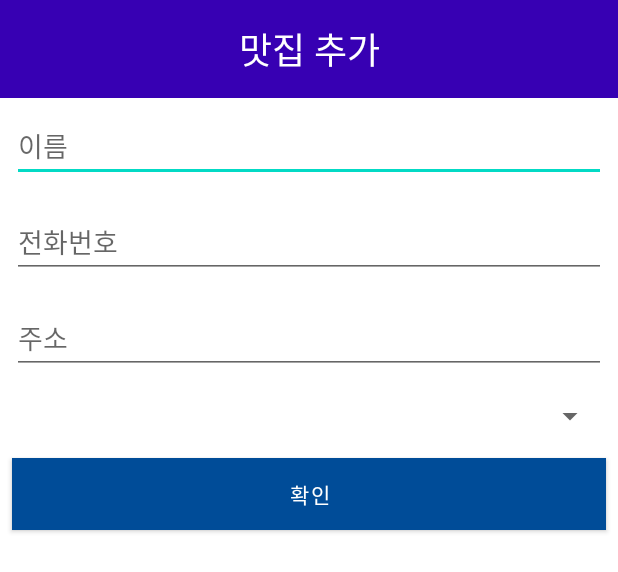
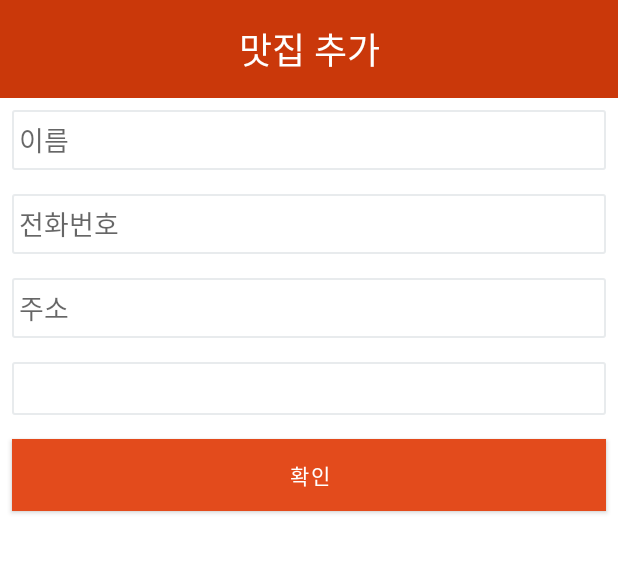
Before and after one commit to fosemfhtm/BobJoe, an Android app: the layout activity_add_phone.xml on its own in the app's theme, with its tools: preview values and no code run, on a phone screen of 412 x 824 dp. Shown: the top 572 px of the screen. Run offline under Robolectric (Android 15) with nearby library versions, the phone set to English and light mode, and no system bars.

Commit message:
theme, animation

```diff
--- a/app/src/main/java/food/map/main/MainActivity.kt
+++ b/app/src/main/java/food/map/main/MainActivity.kt
@@ -12,6 +12,7 @@ import food.map.R
 import food.map.databinding.ActivityMainBinding
 import food.map.mapview.MapViewFragment
 import food.map.phone.PhoneBookFragment
+import food.map.utils.slideLeft
 
 class MainActivity : AppCompatActivity(), MapViewFragment.InfoClickListener {
     private lateinit var binding: ActivityMainBinding
@@ -78,6 +79,7 @@ class MainActivity : AppCompatActivity(), MapViewFragment.InfoClickListener {
     override fun onBackPressed() {
         binding.viewpager.isUserInputEnabled = true
         super.onBackPressed()
+        slideLeft()
     }
     override fun onInfoWindowClicked(name: String) {
         (mainPageAdapter.fragments[0] as PhoneBookFragment).binding.rvPhonebook
--- a/app/src/main/java/food/map/phone/InfoActivity.kt
+++ b/app/src/main/java/food/map/phone/InfoActivity.kt
@@ -140,8 +140,10 @@ class SearchAdapter(val context: Context, var itemList: ArrayList<SearchRst.Item
     }
 
     override fun onBindViewHolder(holder: ViewHolder, position: Int) {
-        holder.title.text = itemList[position].title.replace("(?s)<[^>]*>(\\s*<[^>]*>)*".toRegex(), " ")
-        holder.desc.text = itemList[position].description.replace("(?s)<[^>]*>(\\s*<[^>]*>)*".toRegex(), " ")
+        holder.title.text = itemList[position].title.replace("(?s)<[^>]*>(\\s*<[^>]*>)*".toRegex(), "")
+            .replace("&lt;", "").replace("&gt;", "")
+        holder.desc.text = itemList[position].description.replace("(?s)<[^>]*>(\\s*<[^>]*>)*".toRegex(), "")
+            .replace("&lt;", "").replace("&gt;", "")
 
         val date = itemList[position].postdate
         holder.date.text = "${date.slice(IntRange(0,3))}-${date.slice(IntRange(4,5))}-${date.slice(
--- a/app/src/main/java/food/map/phone/PhoneBookFragment.kt
+++ b/app/src/main/java/food/map/phone/PhoneBookFragment.kt
@@ -1,11 +1,9 @@
 package food.map.phone
 
 import android.app.Activity
-import android.content.Context
 import android.content.Intent
 import android.graphics.drawable.ShapeDrawable
 import android.graphics.drawable.shapes.OvalShape
-import android.icu.text.IDNA
 import android.os.Bundle
 import android.util.Log
 import android.view.LayoutInflater
@@ -18,19 +16,17 @@ import androidx.recyclerview.widget.DividerItemDecoration
 import androidx.recyclerview.widget.LinearLayoutManager
 import androidx.recyclerview.widget.RecyclerView
 import com.google.gson.Gson
-import com.gun0912.tedpermission.provider.TedPermissionProvider
 import food.map.R
 import food.map.data.MapData
 import food.map.data.PhonePage
 import food.map.data.PickerLocation
 import food.map.databinding.FragmentPhonebookBinding
 import food.map.utils.JsonController
+import food.map.utils.slideRight
 import kotlinx.coroutines.CoroutineScope
 import kotlinx.coroutines.Dispatchers
 import kotlinx.coroutines.launch
 import kotlinx.coroutines.withContext
-import com.gun0912.tedpermission.provider.TedPermissionProvider.context
-
 
 
 
--- /dev/null
+++ b/app/src/main/res/drawable/edt_login_background.xml
@@ -0,0 +1,7 @@
+<?xml version="1.0" encoding="utf-8"?>
+<shape xmlns:android="http://schemas.android.com/apk/res/android"
+    android:shape="rectangle">
+    <corners android:radius="1dp" />
+    <solid android:color="#ffffff" />
+    <stroke android:width="1dp" android:color="#e8ebed" />
+</shape>
--- a/app/src/main/res/layout/activity_add_phone.xml
+++ b/app/src/main/res/layout/activity_add_phone.xml
@@ -11,11 +11,12 @@
         android:id="@+id/textView"
         android:layout_width="match_parent"
         android:layout_height="65dp"
-        android:background="@color/design_default_color_primary_dark"
+        android:background="@color/colorPrimaryDark"
         android:gravity="center"
         android:text="맛집 추가"
         android:textColor="#ffffff"
         android:textSize="24sp"
+        android:fontFamily="@font/applesdgothicneom"
         app:layout_constraintEnd_toEndOf="parent"
         app:layout_constraintStart_toStartOf="parent"
         app:layout_constraintTop_toTopOf="parent" />
@@ -23,11 +24,13 @@
     <EditText
         android:id="@+id/et_name"
         android:layout_width="match_parent"
-        android:layout_height="wrap_content"
+        android:layout_height="40dp"
         android:layout_marginStart="8dp"
         android:layout_marginTop="8dp"
         android:layout_marginEnd="8dp"
-        android:hint="이름"
+        android:background="@drawable/edt_login_background"
+        android:fontFamily="@font/applesdgothicneom"
+        android:hint=" 이름"
         android:inputType="text"
         app:layout_constraintEnd_toEndOf="parent"
         app:layout_constraintStart_toStartOf="parent"
@@ -36,12 +39,13 @@
     <EditText
         android:id="@+id/et_phone"
         android:layout_width="match_parent"
-        android:layout_height="wrap_content"
+        android:layout_height="40dp"
         android:layout_marginStart="8dp"
         android:layout_marginTop="16dp"
         android:layout_marginEnd="8dp"
-        android:fontFamily="sans-serif"
-        android:hint="전화번호"
+        android:background="@drawable/edt_login_background"
+        android:fontFamily="@font/applesdgothicneom"
+        android:hint=" 전화번호"
         android:inputType="phone"
         app:layout_constraintEnd_toEndOf="parent"
         app:layout_constraintStart_toStartOf="parent"
@@ -50,12 +54,13 @@
     <EditText
         android:id="@+id/et_location"
         android:layout_width="match_parent"
-        android:layout_height="wrap_content"
+        android:layout_height="40dp"
         android:layout_marginStart="8dp"
         android:layout_marginTop="16dp"
         android:layout_marginEnd="8dp"
-        android:fontFamily="sans-serif"
-        android:hint="주소"
+        android:background="@drawable/edt_login_background"
+        android:fontFamily="@font/applesdgothicneom"
+        android:hint=" 주소"
         android:inputType="text"
         app:layout_constraintEnd_toEndOf="parent"
         app:layout_constraintStart_toStartOf="parent"
@@ -64,10 +69,12 @@
     <Spinner
         android:id="@+id/spinner_type"
         android:layout_width="match_parent"
-        android:layout_height="wrap_content"
+        android:layout_height="35dp"
         android:layout_marginStart="8dp"
         android:layout_marginTop="16dp"
         android:layout_marginEnd="8dp"
+        android:background="@drawable/edt_login_background"
+        android:fontFamily="@font/applesdgothicneom"
         app:layout_constraintEnd_toEndOf="parent"
         app:layout_constraintStart_toStartOf="parent"
         app:layout_constraintTop_toBottomOf="@+id/et_location" />
@@ -78,9 +85,10 @@
         android:layout_height="wrap_content"
         android:layout_gravity="end"
         android:layout_marginTop="16dp"
-        android:background="@color/design_default_color_primary_dark"
+        android:background="@color/colorPrimaryDark"
         android:text="확인"
         android:textColor="@color/white"
+        android:fontFamily="@font/applesdgothicneom"
         app:layout_constraintEnd_toEndOf="@+id/spinner_type"
         app:layout_constraintStart_toStartOf="@+id/spinner_type"
         app:layout_constraintTop_toBottomOf="@+id/spinner_type" />
--- a/app/src/main/res/layout/activity_info.xml
+++ b/app/src/main/res/layout/activity_info.xml
@@ -24,7 +24,8 @@
             android:id="@+id/rv_search"
             android:layout_width="match_parent"
             android:layout_height="match_parent"
-            android:layout_gravity="center" >
+            android:layout_gravity="center"
+            android:padding="2dp">
 
         </androidx.recyclerview.widget.RecyclerView>
     </androidx.cardview.widget.CardView>
--- a/app/src/main/res/values/themes.xml
+++ b/app/src/main/res/values/themes.xml
@@ -2,9 +2,9 @@
     <!-- Base application theme. -->
     <style name="Theme.Foodmap" parent="Theme.MaterialComponents.DayNight.DarkActionBar">
         <!-- Primary brand color. -->
-        <item name="colorPrimary">#004C98</item>
-        <item name="colorPrimaryVariant">#0D2C9E</item>
-        <item name="colorOnPrimary">@color/white</item>
+        <item name="colorPrimary">@color/colorPrimary</item>
+        <item name="colorPrimaryVariant">@color/colorPrimaryDark</item>
+        <item name="colorOnPrimary">@color/colorAccent</item>
         <!-- Secondary brand color. -->
         <item name="colorSecondary">@color/teal_200</item>
         <item name="colorSecondaryVariant">@color/teal_700</item>
@@ -13,4 +13,13 @@
         <item name="android:statusBarColor" tools:targetApi="l">?attr/colorPrimaryVariant</item>
         <!-- Customize your theme here. -->
     </style>
+
+    <style name="EditTextTheme" parent="Widget.AppCompat.EditText">
+        <item name="colorControlActivated">@color/greenish</item>
+        <item name="colorControlNormal">@color/silver</item>
+        <item name="android:textCursorDrawable">@color/black</item>
+        <item name="android:fontFamily">@font/font</item>
+        <item name="android:fontWeight" tools:targetApi="o">200</item>
+        <item name="android:textColor">@color/charcoal_grey</item>
+    </style>
 </resources>
```
Also changed, not shown: app/src/main/java/food/map/utils/SlideAnimation.kt (added, +12 -0 lines), app/src/main/res/anim/slide_left_enter.xml (added, +10 -0 lines), app/src/main/res/anim/slide_left_exit.xml (added, +10 -0 lines), app/src/main/res/anim/slide_right_enter.xml (added, +9 -0 lines), app/src/main/res/anim/slide_right_exit.xml (added, +9 -0 lines), app/src/main/res/font-v26/font.xml (added, +12 -0 lines), app/src/main/res/font/font.xml (added, +13 -0 lines), app/src/main/res/layout/rv_item_search.xml (+4 -7 lines), app/src/main/res/values/colors.xml (+14 -0 lines), 2 other files.
